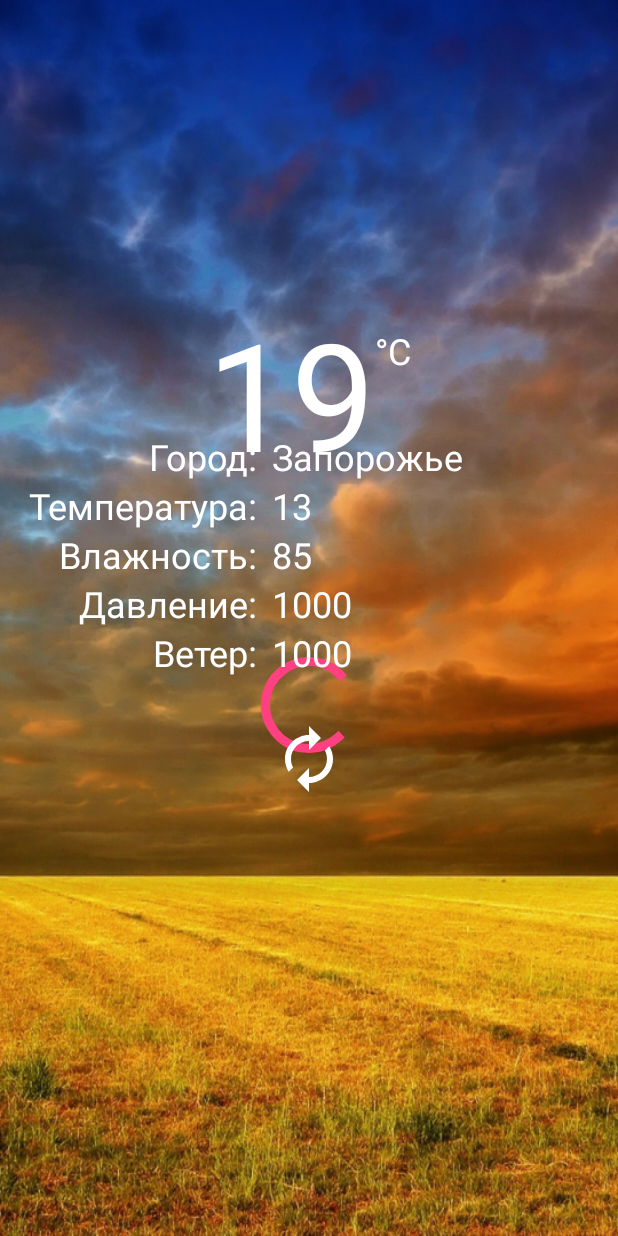
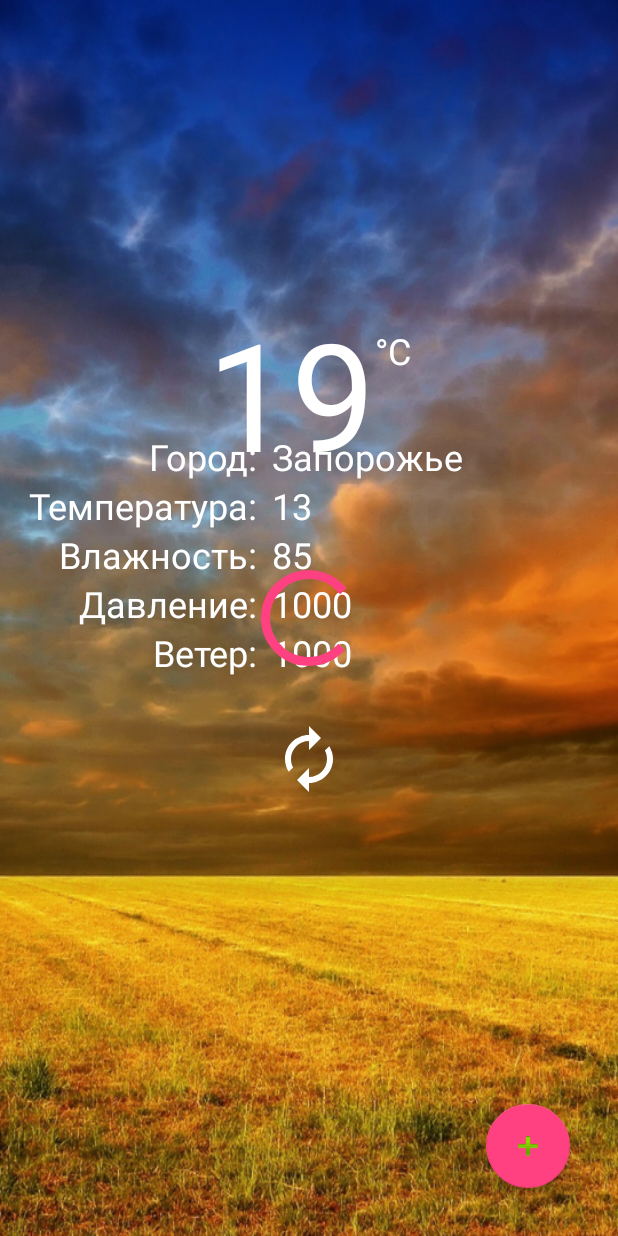
Before and after one commit to kempfer/weather, an Android app: the layout activity_main.xml on its own in the app's theme, with its tools: preview values and no code run, on a phone screen of 412 x 824 dp. Run offline under Robolectric (Android 15) with nearby library versions, the phone set to English and light mode, and no system bars.

```diff
--- a/app/src/main/res/layout/activity_main.xml
+++ b/app/src/main/res/layout/activity_main.xml
@@ -1,5 +1,5 @@
 <?xml version="1.0" encoding="utf-8"?>
-<RelativeLayout xmlns:android="http://schemas.android.com/apk/res/android"
+<android.support.design.widget.CoordinatorLayout xmlns:android="http://schemas.android.com/apk/res/android"
     xmlns:tools="http://schemas.android.com/tools"
     android:layout_width="fill_parent"
     android:layout_height="fill_parent"
@@ -10,16 +10,6 @@
     android:background="@mipmap/background"
     tools:context="com.example.zotov.weather.MainActivity">
 
-    <ProgressBar
-        style="?android:attr/progressBarStyleLarge"
-        android:layout_width="wrap_content"
-        android:layout_height="wrap_content"
-        android:layout_centerHorizontal="true"
-        android:layout_centerVertical="true"
-        android:layout_centerInParent="true"
-        android:id="@+id/progressBar"
-        android:layout_alignBottom="@+id/mail_liner_layout"
-        />
 
     <LinearLayout
         android:orientation="horizontal"
@@ -198,7 +188,27 @@
             android:id="@+id/button_refresh"
             android:layout_gravity="center_horizontal"
             style="?android:attr/borderlessButtonStyle"/>
+
+
+
     </LinearLayout>
 
+    <android.support.design.widget.FloatingActionButton
+        android:id="@+id/btn_open_add_place"
+        android:layout_width="wrap_content"
+        android:layout_height="wrap_content"
+        android:layout_gravity="bottom|end"
+        android:layout_margin="@dimen/fab_margin"
+        android:src="@android:drawable/ic_input_add" />
 
-</RelativeLayout>
+    <ProgressBar
+        style="?android:attr/progressBarStyleLarge"
+        android:layout_width="wrap_content"
+        android:layout_height="wrap_content"
+        android:layout_gravity="center"
+        android:id="@+id/progressBar"
+        android:layout_alignBottom="@+id/mail_liner_layout"
+        />
+
+
+</android.support.design.widget.CoordinatorLayout>
--- a/app/src/main/res/values-w820dp/dimens.xml
+++ b/app/src/main/res/values-w820dp/dimens.xml
@@ -3,4 +3,5 @@
          (such as screen margins) for screens with more than 820dp of available width. This
          would include 7" and 10" devices in landscape (~960dp and ~1280dp respectively). -->
     <dimen name="activity_horizontal_margin">64dp</dimen>
+
 </resources>
--- a/app/src/main/res/values/colors.xml
+++ b/app/src/main/res/values/colors.xml
@@ -4,4 +4,6 @@
     <color name="colorPrimaryDark">#303F9F</color>
     <color name="colorAccent">#FF4081</color>
     <color name="colorFontWhite">#FFFFFF</color>
+
+    <color name="black_overlay">#66000000</color>
 </resources>
--- a/app/src/main/res/values/dimens.xml
+++ b/app/src/main/res/values/dimens.xml
@@ -2,4 +2,5 @@
     <!-- Default screen margins, per the Android Design guidelines. -->
     <dimen name="activity_horizontal_margin">16dp</dimen>
     <dimen name="activity_vertical_margin">16dp</dimen>
+    <dimen name="fab_margin">16dp</dimen>
 </resources>
--- a/app/src/main/res/values/strings.xml
+++ b/app/src/main/res/values/strings.xml
@@ -5,4 +5,9 @@
     <string name="text.current.humidity">Влажность:</string>
     <string name="text.current.location">Город:</string>
     <string name="text.current.wind">Ветер:</string>
+
+    <string name="title_activity_add_place">AddPlaceActivity</string>
+    <string name="dummy_button">Dummy Button</string>
+    <string name="dummy_content">DUMMY\nCONTENT</string>
+    <string name="placeholder_enter_place">Enter Place</string>
 </resources>
```
Also changed, not shown: app/build.gradle (+7 -0 lines), app/src/main/AndroidManifest.xml (+16 -11 lines), app/src/main/java/com/example/zotov/weather/AddPlaceActivity.java (added, +44 -0 lines), app/src/main/java/com/example/zotov/weather/MainActivity.java (+80 -27 lines), app/src/main/java/com/example/zotov/weather/Storage/DBHelper.java (added, +55 -0 lines), app/src/main/res/layout/activity_add_place.xml (added, +21 -0 lines).
